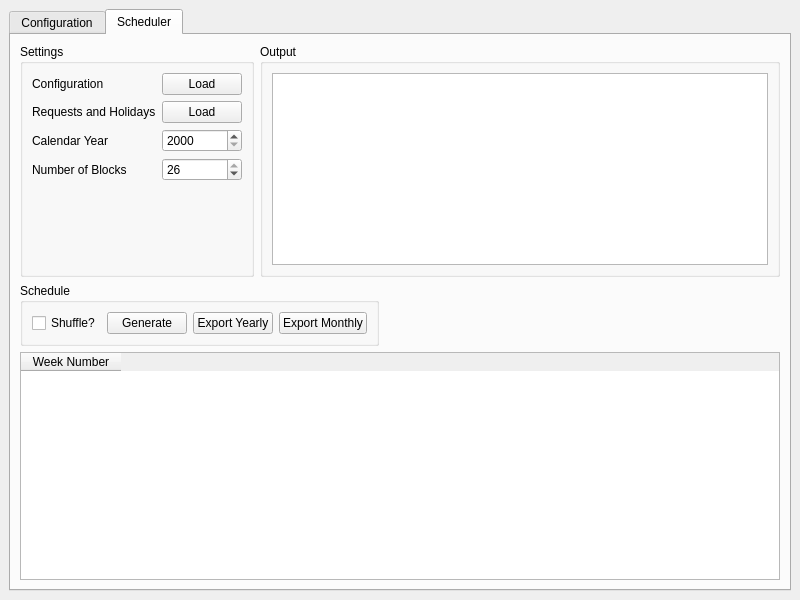
mishra-lab/scheduler, file src/designer/mainwindow.ui: the form before one commit.
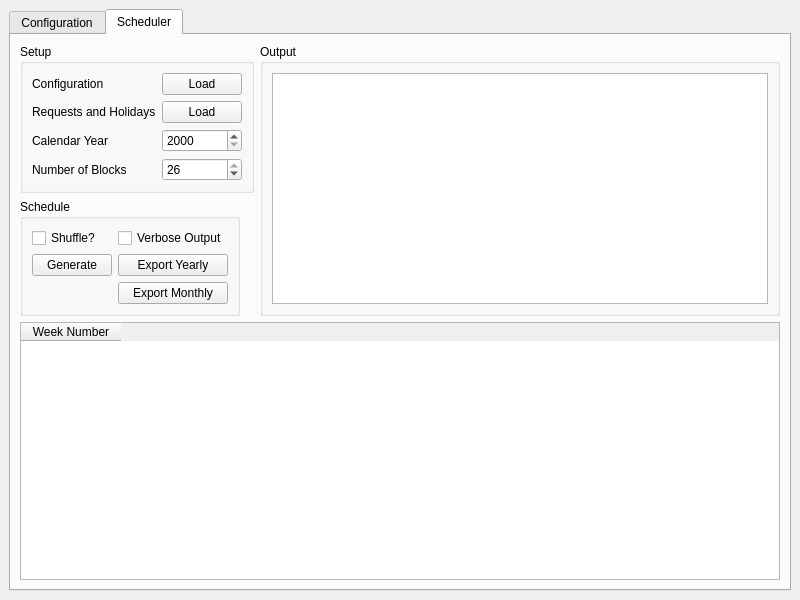
The form after the commit.

Commit message:
Make UI more compact by grouping Setup + Schedule
Fix bug where logger output would be overwritten if user had selected text.

```diff
--- a/src/designer/mainwindow.ui
+++ b/src/designer/mainwindow.ui
@@ -126,7 +126,9 @@
         <item>
          <layout class="QHBoxLayout" name="settingsLayout">
           <item>
-           <widget class="QGroupBox" name="settingsGroupBox">
+           <layout class="QVBoxLayout" name="setupScheduleGroupBox">
+            <item>
+             <widget class="QGroupBox" name="setupGroupBox">
             <property name="sizePolicy">
              <sizepolicy hsizetype="Fixed" vsizetype="Preferred">
               <horstretch>0</horstretch>
@@ -134,7 +136,7 @@
              </sizepolicy>
             </property>
             <property name="title">
-             <string>Settings</string>
+               <string>Setup</string>
             </property>
             <layout class="QHBoxLayout" name="horizontalLayout_6">
              <item>
@@ -213,26 +215,6 @@
            </widget>
           </item>
           <item>
-           <widget class="QGroupBox" name="outputGroupBox">
-            <property name="title">
-             <string>Output</string>
-            </property>
-            <layout class="QHBoxLayout" name="horizontalLayout_9">
-             <item>
-              <widget class="QTextEdit" name="outputTextEdit">
-               <property name="readOnly">
-                <bool>true</bool>
-               </property>
-              </widget>
-             </item>
-            </layout>
-           </widget>
-          </item>
-         </layout>
-        </item>
-        <item>
-         <layout class="QHBoxLayout" name="schedulerButtonLayout">
-          <item>
            <widget class="QGroupBox" name="scheduleActions">
             <property name="sizePolicy">
              <sizepolicy hsizetype="Fixed" vsizetype="Preferred">
@@ -243,15 +225,15 @@
             <property name="title">
              <string>Schedule</string>
             </property>
-            <layout class="QHBoxLayout" name="horizontalLayout_3">
-             <item>
+              <layout class="QFormLayout" name="formLayout">
+               <item row="0" column="0">
               <widget class="QCheckBox" name="shuffleCheckBox">
                <property name="text">
                 <string>Shuffle?</string>
                </property>
               </widget>
              </item>
-             <item>
+               <item row="2" column="0">
               <widget class="QPushButton" name="generateScheduleButton">
                <property name="toolTip">
                 <string>&lt;html&gt;&lt;head/&gt;&lt;body&gt;&lt;p&gt;Generate a new schedule using the given configuration file and calendar information&lt;/p&gt;&lt;/body&gt;&lt;/html&gt;</string>
@@ -261,7 +243,7 @@
                </property>
               </widget>
              </item>
-             <item>
+               <item row="2" column="1">
               <widget class="QPushButton" name="exportScheduleButton">
                <property name="toolTip">
                 <string>&lt;html&gt;&lt;head/&gt;&lt;body&gt;&lt;p&gt;Export generated schedule as an Excel spreadsheet&lt;/p&gt;&lt;/body&gt;&lt;/html&gt;</string>
@@ -271,28 +253,40 @@
                </property>
               </widget>
              </item>
-             <item>
+               <item row="4" column="1">
               <widget class="QPushButton" name="exportMonthlyButton">
                <property name="text">
                 <string>Export Monthly</string>
                </property>
               </widget>
              </item>
+               <item row="0" column="1">
+                <widget class="QCheckBox" name="verboseCheckBox">
+                 <property name="text">
+                  <string>Verbose Output</string>
+                 </property>
+                </widget>
+               </item>
             </layout>
            </widget>
           </item>
+           </layout>
+          </item>
           <item>
-           <spacer name="horizontalSpacer">
-            <property name="orientation">
-             <enum>Qt::Horizontal</enum>
+           <widget class="QGroupBox" name="outputGroupBox">
+            <property name="title">
+             <string>Output</string>
             </property>
-            <property name="sizeHint" stdset="0">
-             <size>
-              <width>40</width>
-              <height>20</height>
-             </size>
-            </property>
-           </spacer>
+            <layout class="QHBoxLayout" name="horizontalLayout_9">
+             <item>
+              <widget class="QTextEdit" name="outputTextEdit">
+               <property name="readOnly">
+                <bool>true</bool>
+               </property>
+              </widget>
+             </item>
+            </layout>
+           </widget>
           </item>
          </layout>
         </item>
```
Left out of the diff: 4 changed lines with no effect on the pictures. Lines whose indentation alone changed are shown as unchanged. The commit also changes 3 other files.
